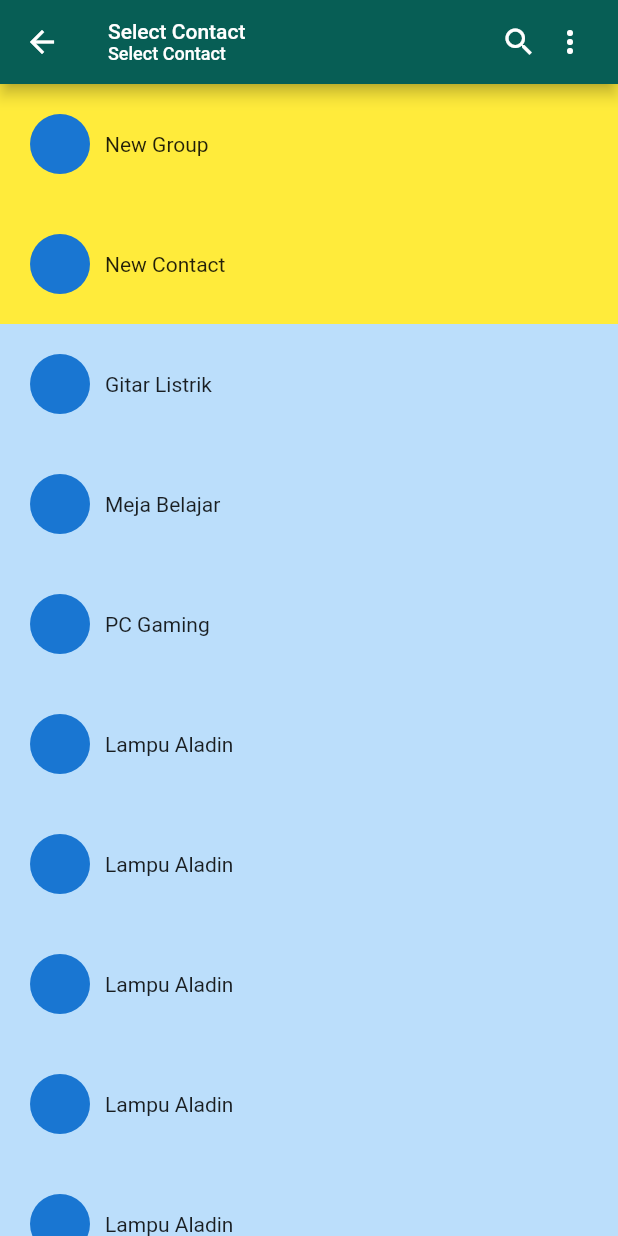
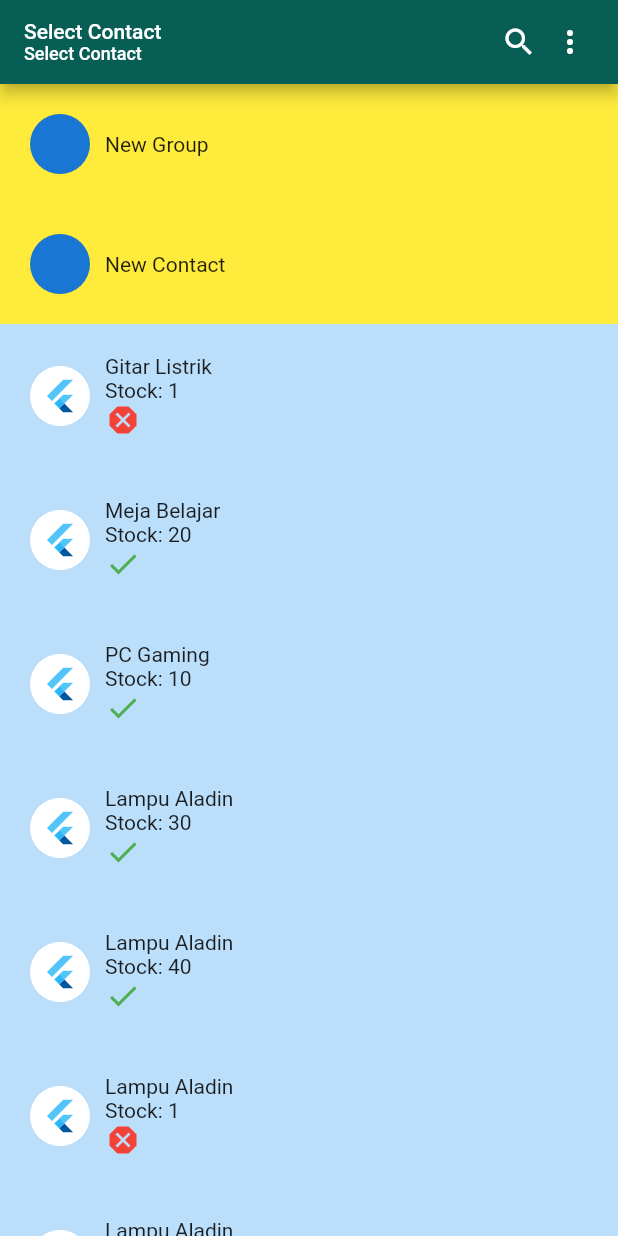
Before and after one commit to codekaze/state_management_tutorial, a Flutter app: the SelectContactView screen opened directly, on a phone screen of 412 x 824 dp. Run offline on Flutter 3.47's test engine with Material 2 defaults, Android fonts, the phone set to English and light mode, and no system bars; our stand-ins replace get; network calls fail.

Commit message:
Mon, Apr 19, 10:39:42

```diff
--- a/lib/list/people_list.dart
+++ b/lib/list/people_list.dart
@@ -40,12 +40,15 @@ class _PoepleListViewState extends State<PoepleListView> {
       ),
       body: loading
           ? Center(child: CircularProgressIndicator())
-          : ListView.builder(
+          : Padding(
+            padding: const EdgeInsets.all(20.0),
+            child: ListView.builder(
                 itemCount: items.length,
                 itemBuilder: (context, index) {
                   var item = items[index];
 
                   return Card(
+                    color: index % 2 == 0 ? Colors.red[50] : Colors.yellow[50],
                     child: Padding(
                       padding: const EdgeInsets.all(8.0),
                       child: Column(
@@ -60,6 +63,7 @@ class _PoepleListViewState extends State<PoepleListView> {
                   );
                 },
               ),
+          ),
     );
   }
 }
--- a/lib/main.dart
+++ b/lib/main.dart
@@ -14,6 +14,6 @@ void main() {
   runApp(GetMaterialApp(
     debugShowCheckedModeBanner: false,
     defaultTransition: Transition.fade,
-    home: PoepleListView(),
+    home: SelectContactView(),
   ));
 }
--- a/lib/whatsapp/select_contact.dart
+++ b/lib/whatsapp/select_contact.dart
@@ -21,7 +21,7 @@ class _SelectContactViewState extends State<SelectContactView> {
       "image_url":
           "https://www.static-src.com/wcsstore/Indraprastha/images/catalog/full//94/MTA-4475640/dekoruma_dekoruma_-_heim_studio_yucca_set_meja_belajar_dengan_laci_penyimpanan_full06_t54t1ff7.jpg",
       "price": 175000,
-      "qty": 1,
+      "qty": 20,
     },
     // index 2
     {
@@ -29,7 +29,7 @@ class _SelectContactViewState extends State<SelectContactView> {
       "image_url":
           "https://merahputih.com/media/f0/86/1d/f0861dd0ce71c639c582dcdcfef4b95b.jpg",
       "price": 16500000,
-      "qty": 1,
+      "qty": 10,
     },
     // index 3
     {
@@ -37,7 +37,14 @@ class _SelectContactViewState extends State<SelectContactView> {
       "image_url":
           "https://statics.indozone.news/content/2020/11/21/vWsB5Lk/apes-dokter-ini-tertipu-rp1-3-miliar-usai-beli-lampu-aladdin-palsu30_700.jpg",
       "price": 75000000,
-      "qty": 1,
+      "qty": 30,
+    },
+    {
+      "product_name": "Lampu Aladin",
+      "image_url":
+          "https://statics.indozone.news/content/2020/11/21/vWsB5Lk/apes-dokter-ini-tertipu-rp1-3-miliar-usai-beli-lampu-aladdin-palsu30_700.jpg",
+      "price": 75000000,
+      "qty": 40,
     },
     {
       "product_name": "Lampu Aladin",
@@ -51,14 +58,7 @@ class _SelectContactViewState extends State<SelectContactView> {
       "image_url":
           "https://statics.indozone.news/content/2020/11/21/vWsB5Lk/apes-dokter-ini-tertipu-rp1-3-miliar-usai-beli-lampu-aladdin-palsu30_700.jpg",
       "price": 75000000,
-      "qty": 1,
-    },
-    {
-      "product_name": "Lampu Aladin",
-      "image_url":
-          "https://statics.indozone.news/content/2020/11/21/vWsB5Lk/apes-dokter-ini-tertipu-rp1-3-miliar-usai-beli-lampu-aladdin-palsu30_700.jpg",
-      "price": 75000000,
-      "qty": 1,
+      "qty": 50,
     },
     {
       "product_name": "Lampu Aladin",
@@ -90,6 +90,28 @@ class _SelectContactViewState extends State<SelectContactView> {
       "qty": 1,
     },
   ];
+
+  getIconByQty(int qty) {
+    if (qty < 10) {
+      return Icon(
+        Icons.dangerous,
+        color: Colors.red,
+      );
+    } else {
+      return Icon(
+        Icons.check,
+        color: Colors.green,
+      );
+    }
+  }
+
+  getIconByStatus(String status) {
+    if (status == "read") {
+      return Icon(Icons.check);
+    } else {
+      return Icon(Icons.mark_as_unread);
+    }
+  }
 
   @override
   Widget build(BuildContext context) {
@@ -173,11 +195,26 @@ class _SelectContactViewState extends State<SelectContactView> {
                         padding: EdgeInsets.all(20.0),
                         child: Row(
                           children: [
-                            CircleAvatar(),
+                            CircleAvatar(
+                              backgroundColor: Colors.white,
+                              child: FlutterLogo(),
+                            ),
                             SizedBox(
                               width: 10.0,
                             ),
-                            Text("${item["product_name"]}"),
+                            Column(
+                              crossAxisAlignment: CrossAxisAlignment.start,
+                              mainAxisAlignment: MainAxisAlignment.start,
+                              children: [
+                                Text(
+                                  "${item["product_name"]}",
+                                ),
+                                Text(
+                                  "Stock: ${item["qty"]}",
+                                ),
+                                getIconByQty(item["qty"]),
+                              ],
+                            ),
                           ],
                         ),
                       ),
```
Lines whose indentation alone changed are shown as unchanged.
